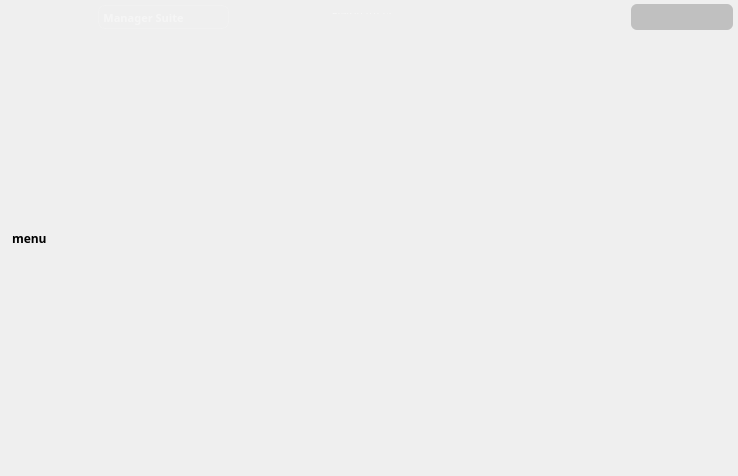
Old version of the form src/mainwindow.ui in the repository nothanley/ModManager.
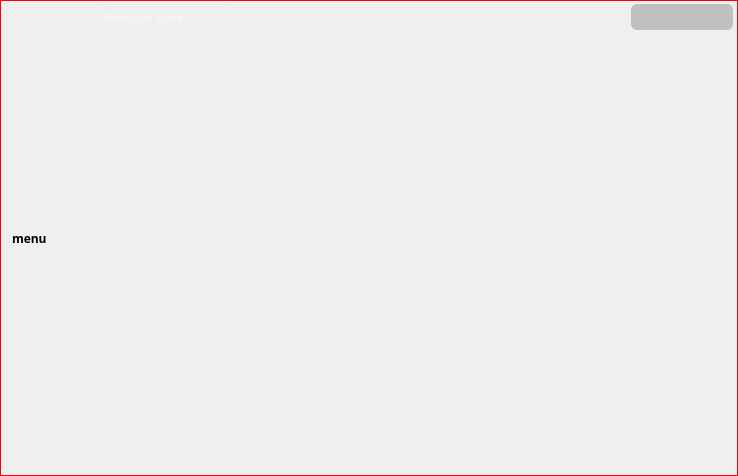
New version of the form. Icons and pictures are not drawn.

```diff
--- a/src/mainwindow.ui
+++ b/src/mainwindow.ui
@@ -26,6 +26,7 @@
   <property name="styleSheet">
    <string notr="true">QMainWindow{ 
 	border-image: url(&quot;:/icons/placeholder_background.png&quot;) 0 0 0 0 stretch stretch;
+	border: 1px solid red;
 }
 
 QLabel{
@@ -157,7 +158,6 @@
          <property name="font">
           <font>
            <family>Segoe UI Variable Display Semib</family>
-           <weight>75</weight>
            <bold>true</bold>
           </font>
          </property>
```
Left out of the diff: 8 changed lines with no effect on the pictures.
